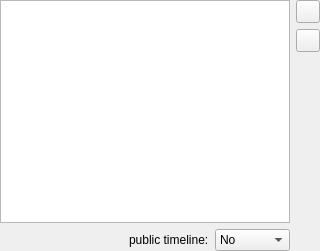
The window that qtwitter-app/src/accounts/accounts.ui (ayoy/qtwitter) describes before a commit, drawn with Qt 5.
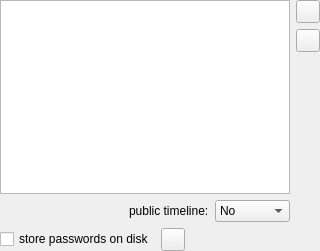
The same window after the commit. Icons and pictures are not drawn. Custom widgets are drawn as their Qt base class.

Commit message: Added support for enabling or disabling storing passwords in config file. [#39]

```diff
--- a/qtwitter-app/src/accounts/accounts.ui
+++ b/qtwitter-app/src/accounts/accounts.ui
@@ -13,14 +13,14 @@
   <property name="windowTitle">
    <string>Form</string>
   </property>
-  <layout class="QHBoxLayout" name="horizontalLayout_2">
+  <layout class="QHBoxLayout" name="horizontalLayout_3">
    <property name="margin">
     <number>0</number>
    </property>
    <item>
     <layout class="QVBoxLayout" name="verticalLayout">
      <property name="spacing">
-      <number>6</number>
+      <number>-1</number>
      </property>
      <item>
       <widget class="AccountsView" name="accountsView">
@@ -95,6 +95,44 @@
        </item>
       </layout>
      </item>
+     <item>
+      <layout class="QHBoxLayout" name="horizontalLayout_2">
+       <property name="spacing">
+        <number>-1</number>
+       </property>
+       <item>
+        <widget class="QCheckBox" name="passwordsCheckBox">
+         <property name="text">
+          <string>store passwords on disk</string>
+         </property>
+        </widget>
+       </item>
+       <item>
+        <widget class="QToolButton" name="disclaimerButton">
+         <property name="text">
+          <string notr="true"/>
+         </property>
+         <property name="icon">
+          <iconset resource="../../res/resources.qrc">
+           <normaloff>:/icons/warning_16.png</normaloff>:/icons/warning_16.png</iconset>
+         </property>
+        </widget>
+       </item>
+       <item>
+        <spacer name="horizontalSpacer_2">
+         <property name="orientation">
+          <enum>Qt::Horizontal</enum>
+         </property>
+         <property name="sizeHint" stdset="0">
+          <size>
+           <width>40</width>
+           <height>20</height>
+          </size>
+         </property>
+        </spacer>
+       </item>
+      </layout>
+     </item>
     </layout>
    </item>
    <item>
```
The commit also changes 8 other files.
